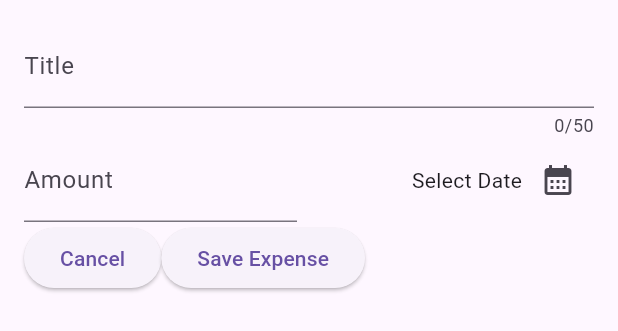
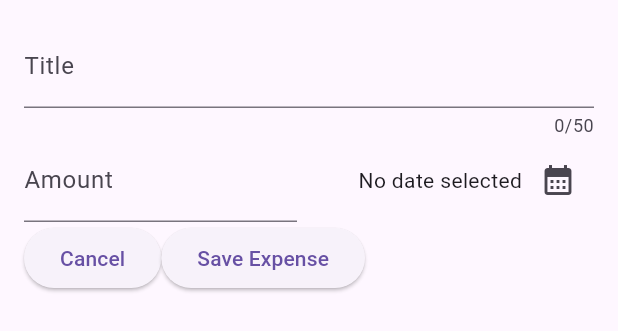
Before and after one commit to Shehab-Emad20/Expense_Tracker_App, a Flutter app: the NewExpense widget shown alone on an empty page, opened directly, on a phone screen of 412 x 824 dp. Shown: the top 331 px of the screen. Run offline on Flutter 3.47's test engine with Material 3 defaults, Android fonts, the phone set to English and light mode, and no system bars.

Commit message:
Working with "Futures" for Handling Data from the Future

```diff
--- a/lib/widgets/new_expense.dart
+++ b/lib/widgets/new_expense.dart
@@ -1,4 +1,7 @@
 import 'package:flutter/material.dart';
+import 'package:intl/intl.dart';
+
+final formatter = DateFormat.yMd();
 
 class NewExpense extends StatefulWidget {
   const NewExpense({super.key});
@@ -10,15 +13,19 @@ class NewExpense extends StatefulWidget {
 class _NewExpenseState extends State<NewExpense> {
   final titleController = TextEditingController();
   final amountController = TextEditingController();
-  void presentDatePicker() {
+  DateTime? selectedDate;
+  void presentDatePicker() async {
     final now = DateTime.now();
     final firstDate = DateTime(now.year - 1, now.month, now.day);
 
-    showDatePicker(
+    final pickedDate = await showDatePicker(
         context: context,
         initialDate: now,
         firstDate: firstDate,
         lastDate: now);
+    setState(() {
+      selectedDate = pickedDate;
+    });
   }
 
   @override
@@ -61,7 +68,9 @@ class _NewExpenseState extends State<NewExpense> {
                   mainAxisAlignment: MainAxisAlignment.end,
                   crossAxisAlignment: CrossAxisAlignment.center,
                   children: [
-                    const Text('Select Date'),
+                    Text(selectedDate == null
+                        ? 'No date selected'
+                        : formatter.format(selectedDate!)),
                     IconButton(
                         onPressed: presentDatePicker,
                         icon: const Icon(Icons.calendar_month))
```
